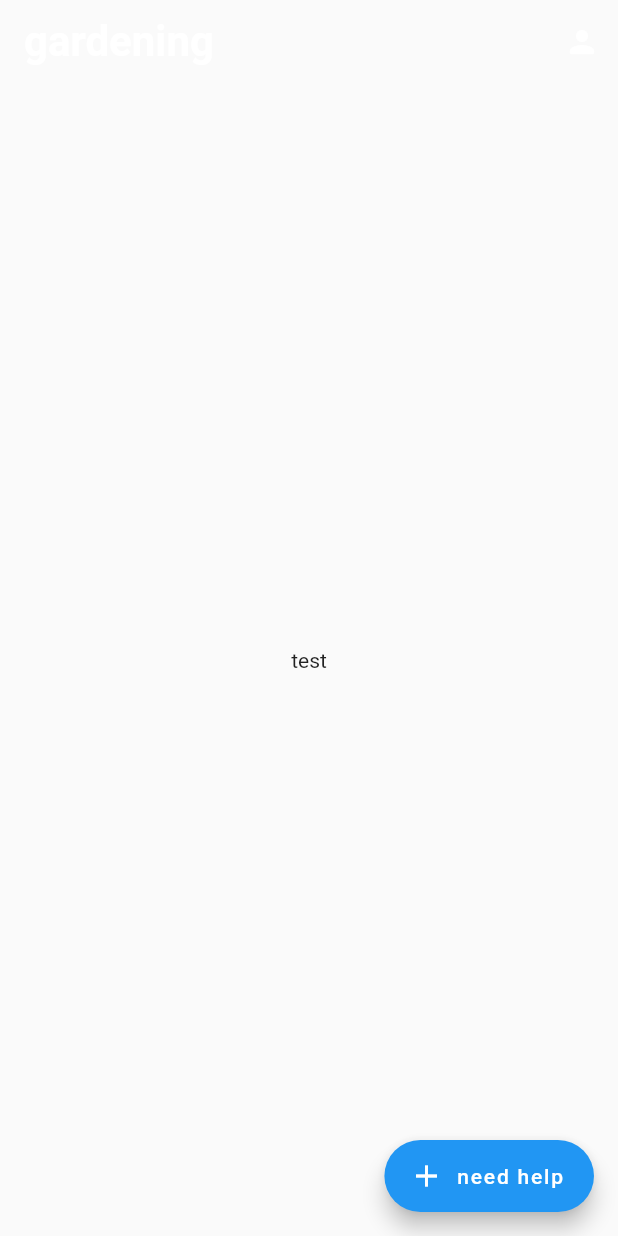
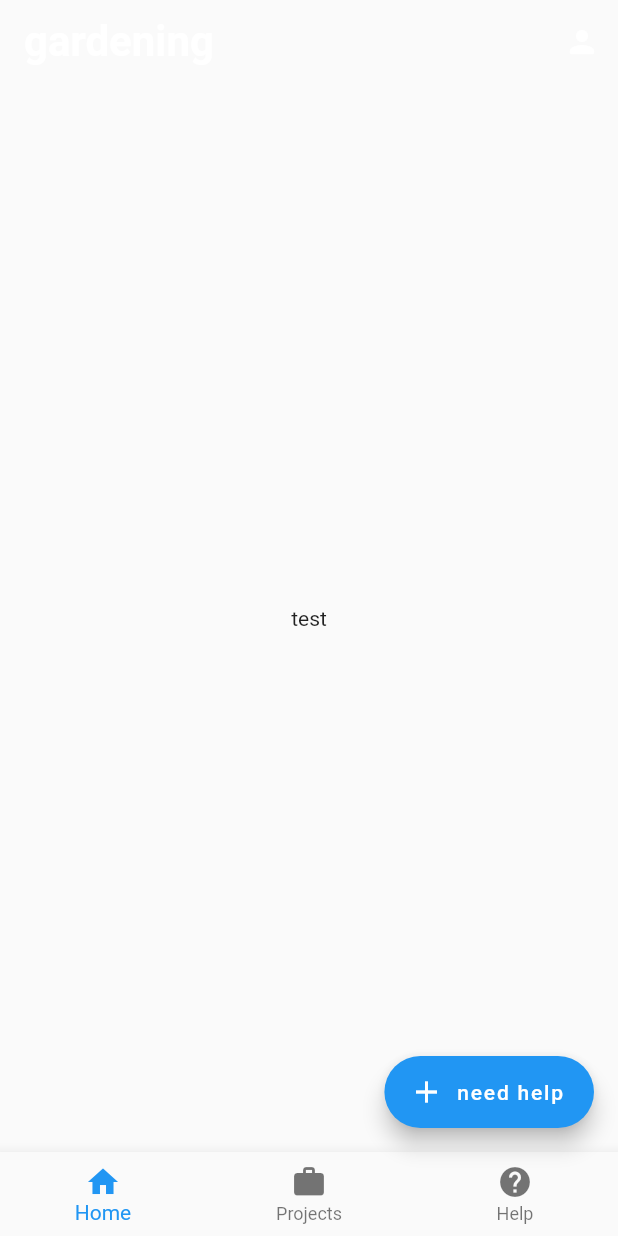
Before and after one commit to joscha0/hackaTUM2021, a Flutter app: the screen it shows after launch, on a phone screen of 412 x 824 dp. Run offline on Flutter 3.47's test engine with Material 2 defaults, Android fonts, the phone set to English and light mode, and no system bars; our stand-ins replace get.

Commit message:
add bottom nav bar

```diff
--- a/lib/modules/home/home_view.dart
+++ b/lib/modules/home/home_view.dart
@@ -1,4 +1,5 @@
 import 'package:flutter/material.dart';
+import 'package:gardening/shared/bottom_nav_bar.dart';
 import 'package:get/get.dart';
 import 'package:gardening/modules/profile/profile_view.dart';
 import 'package:gardening/services/app_pages.dart';
@@ -30,6 +31,9 @@ class HomeView extends GetView<HomeController> {
       body: const Center(
         child: Text("test"),
       ),
+      bottomNavigationBar: MyBottomNavigationBar(
+        currentIndex: 0,
+      ),
       floatingActionButton: FloatingActionButton.extended(
         onPressed: () {},
         label: const Text('need help'),
--- /dev/null
+++ b/lib/shared/bottom_nav_bar.dart
@@ -0,0 +1,60 @@
+import 'package:flutter/material.dart';
+import 'package:gardening/modules/help/help_view.dart';
+import 'package:gardening/modules/home/home_view.dart';
+import 'package:gardening/modules/profile/profile_view.dart';
+import 'package:gardening/modules/projects/projects_view.dart';
+import 'package:gardening/modules/settings/settings_view.dart';
+import 'package:gardening/services/app_pages.dart';
+import 'package:get/get.dart';
+
+class MyBottomNavigationBar extends StatefulWidget {
+  int currentIndex = 0;
+  MyBottomNavigationBar({Key? key, required this.currentIndex})
+      : super(key: key);
+
+  @override
+  _MyBottomNavigationBarState createState() => _MyBottomNavigationBarState();
+}
+
+class _MyBottomNavigationBarState extends State<MyBottomNavigationBar> {
+  @override
+  Widget build(BuildContext context) {
+    return BottomNavigationBar(
+      currentIndex: widget.currentIndex,
+      onTap: (value) {
+        setState(() {
+          widget.currentIndex = value;
+        });
+        switch (value) {
+          case 0:
+            Get.off(() => const HomeView(),
+                transition: Transition.noTransition);
+            break;
+          case 1:
+            Get.off(() => const ProjectsView(),
+                transition: Transition.noTransition);
+            break;
+          case 2:
+            Get.off(() => const HelpView(),
+                transition: Transition.noTransition);
+            break;
+          default:
+        }
+      },
+      items: const [
+        BottomNavigationBarItem(
+          icon: Icon(Icons.home),
+          label: 'Home',
+        ),
+        BottomNavigationBarItem(
+          icon: Icon(Icons.work),
+          label: 'Projects',
+        ),
+        BottomNavigationBarItem(
+          icon: Icon(Icons.help),
+          label: 'Help',
+        ),
+      ],
+    );
+  }
+}
```
